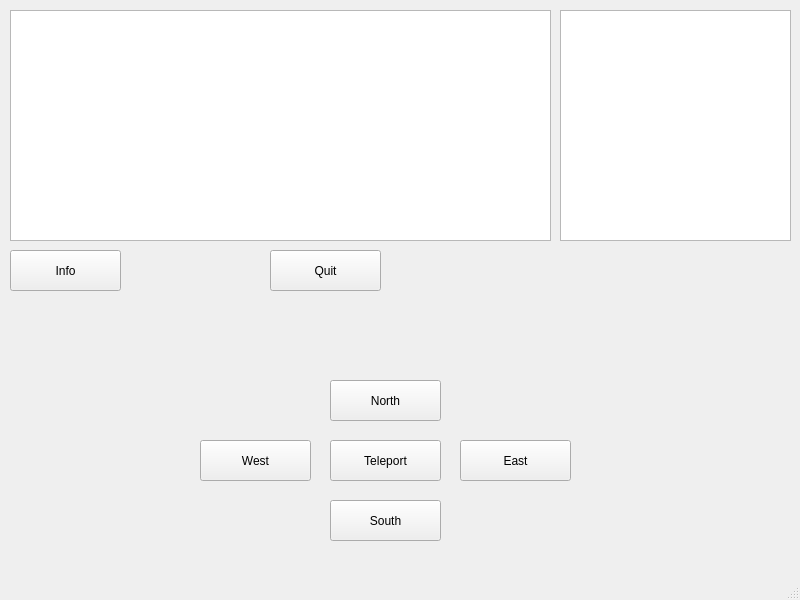
First picture: the form in Attempt 2/mainwindow.ui, repository Doctor-23815/Zork, before the edit.
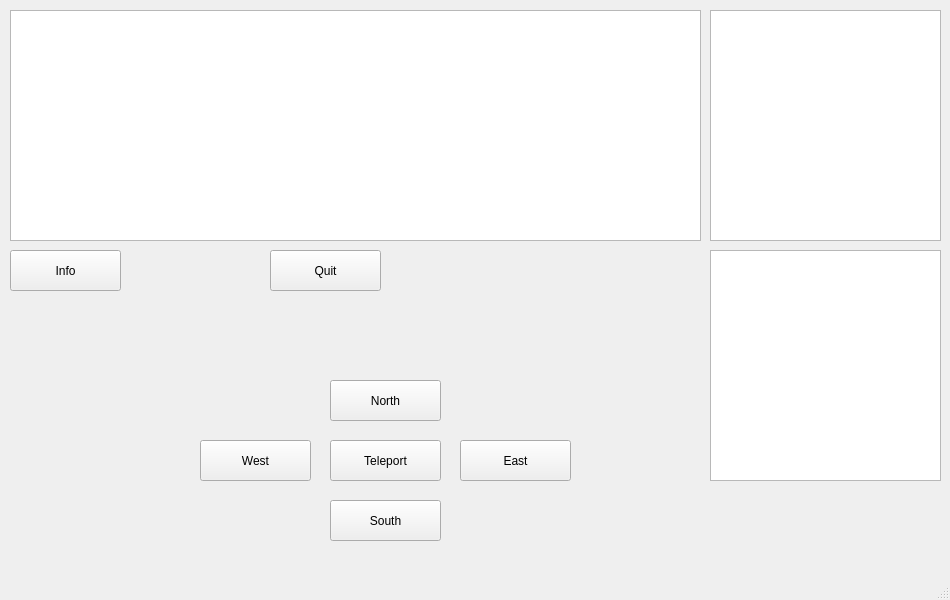
Second picture: the form after the edit.

The edit to the form file:
```diff
--- a/Attempt 2/mainwindow.ui
+++ b/Attempt 2/mainwindow.ui
@@ -6,7 +6,7 @@
    <rect>
     <x>0</x>
     <y>0</y>
-    <width>800</width>
+    <width>950</width>
     <height>600</height>
    </rect>
   </property>
@@ -84,7 +84,7 @@
      <rect>
       <x>10</x>
       <y>10</y>
-      <width>541</width>
+      <width>691</width>
       <height>231</height>
      </rect>
     </property>
@@ -118,7 +118,7 @@
    <widget class="QTextEdit" name="mapDisplay">
     <property name="geometry">
      <rect>
-      <x>560</x>
+      <x>710</x>
       <y>10</y>
       <width>231</width>
       <height>231</height>
@@ -139,6 +139,16 @@
      <bool>true</bool>
     </property>
    </widget>
+   <widget class="QTextEdit" name="textEdit_2">
+    <property name="geometry">
+     <rect>
+      <x>710</x>
+      <y>250</y>
+      <width>231</width>
+      <height>231</height>
+     </rect>
+    </property>
+   </widget>
   </widget>
   <widget class="QMenuBar" name="menubar">
    <property name="geometry">
```
Left out of the diff: 2 changed lines with no effect on the pictures.
